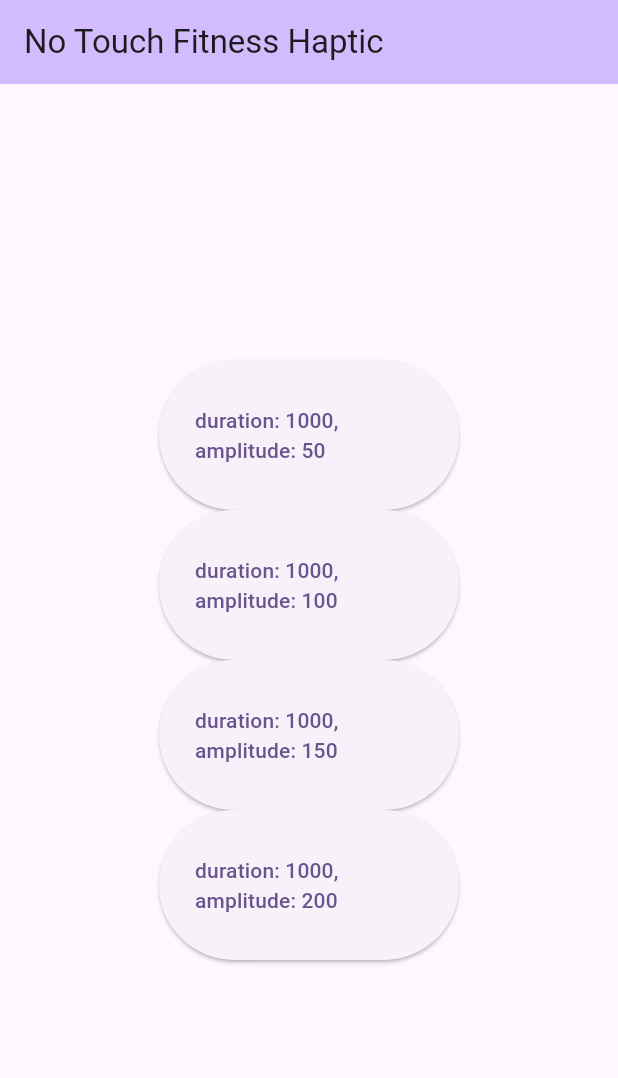
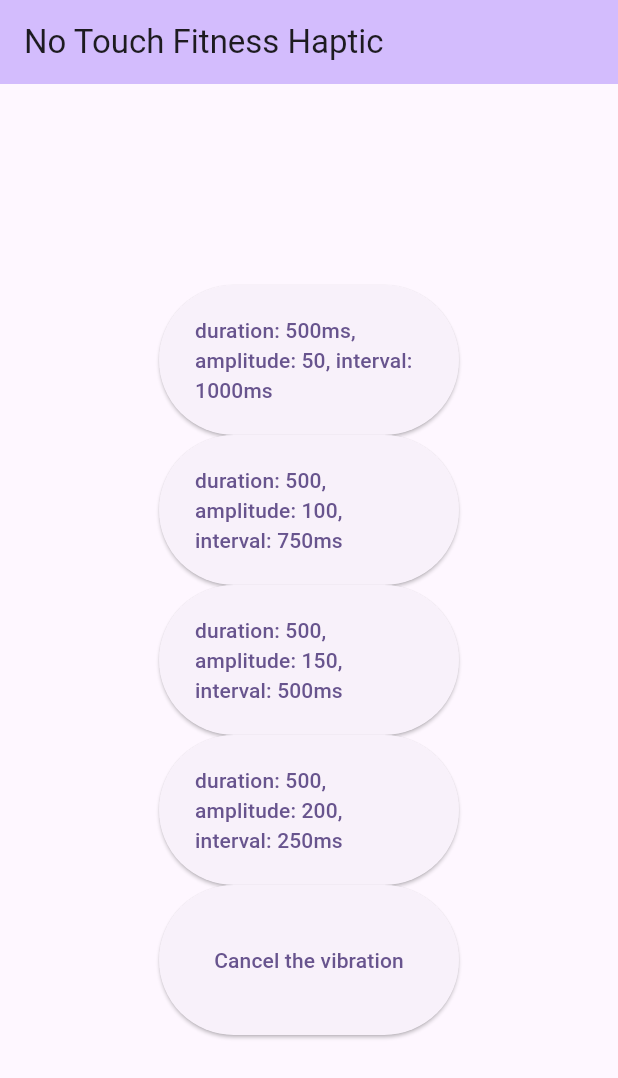
Before and after one commit to kuma1105/ntf_haptic, a Flutter app: the screen it shows after launch, on a phone screen of 412 x 824 dp. Shown: the top 1078 px of the screen. Run offline on Flutter 3.47's test engine with Material 2 defaults, Android fonts, the phone set to English and light mode, and no system bars; our stand-ins replace vibration.

Commit message:
진동 4단계(수정)

```diff
--- a/lib/main.dart
+++ b/lib/main.dart
@@ -32,6 +32,7 @@ class MyHomePage extends StatefulWidget {
 }
 
 class _MyHomePageState extends State<MyHomePage> {
+
   @override
   Widget build(BuildContext context) {
     return Scaffold(
@@ -47,29 +48,41 @@ class _MyHomePageState extends State<MyHomePage> {
               width: 200,
               height: 100,
               child: ElevatedButton(onPressed: () {
-                Vibration.vibrate(duration: 1000, amplitude: 50);
-              }, child: Text("duration: 1000, amplitude: 50")),
+                Vibration.vibrate(pattern: [1000, 500, 1000, 500, 1000, 500],
+                    intensities: [1, 50, 1, 50, 1, 50]);
+              }, child: Text("duration: 500ms, amplitude: 50, interval: 1000ms")),
             ),
             Container(
               width: 200,
               height: 100,
               child: ElevatedButton(onPressed: () {
-                Vibration.vibrate(duration: 1000, amplitude: 100);
-              }, child: Text("duration: 1000, amplitude: 100")),
+                Vibration.vibrate(pattern: [750, 500, 750, 500, 750, 500],
+                    intensities: [1, 100, 1, 100, 1, 100]);
+              }, child: Text("duration: 500, amplitude: 100, interval: 750ms")),
             ),
             Container(
               width: 200,
               height: 100,
               child: ElevatedButton(onPressed: () {
-                Vibration.vibrate(duration: 1000, amplitude: 150);
-              }, child: Text("duration: 1000, amplitude: 150")),
+                Vibration.vibrate(pattern: [500, 500, 500, 500, 500, 500],
+                    intensities: [1, 150, 1, 150, 1, 150]);
+              }, child: Text("duration: 500, amplitude: 150, interval: 500ms")),
             ),
             Container(
               width: 200,
               height: 100,
               child: ElevatedButton(onPressed: () {
-                Vibration.vibrate(duration: 1000, amplitude: 200);
-              }, child: Text("duration: 1000, amplitude: 200")),
+                Vibration.vibrate(pattern: [250, 500, 250, 500, 250, 500],
+                    intensities: [1, 200, 1, 200, 1, 200]);
+              }, child: Text("duration: 500, amplitude: 200, interval: 250ms")),
+            ),
+            Container(
+              width: 200,
+              height: 100,
+              child: ElevatedButton(onPressed: () {
+                // Vibration.vibrate(duration: 1000, amplitude: 200);
+                Vibration.cancel();
+              }, child: Text("Cancel the vibration")),
             )
           ],
         ),
```
